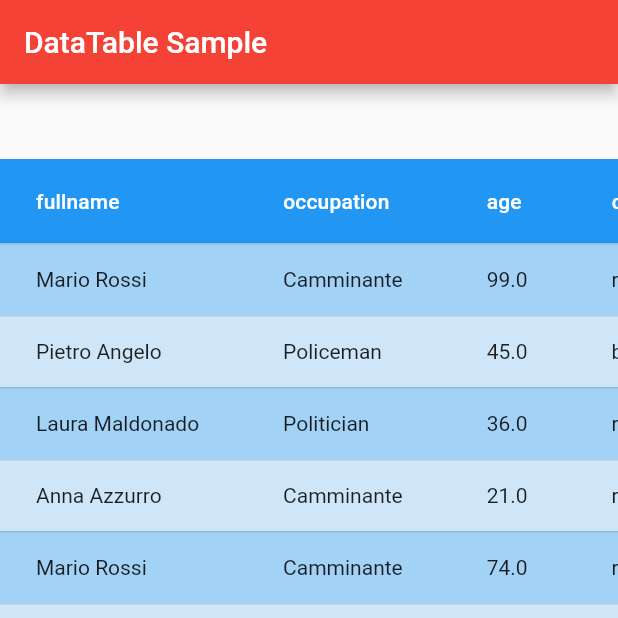
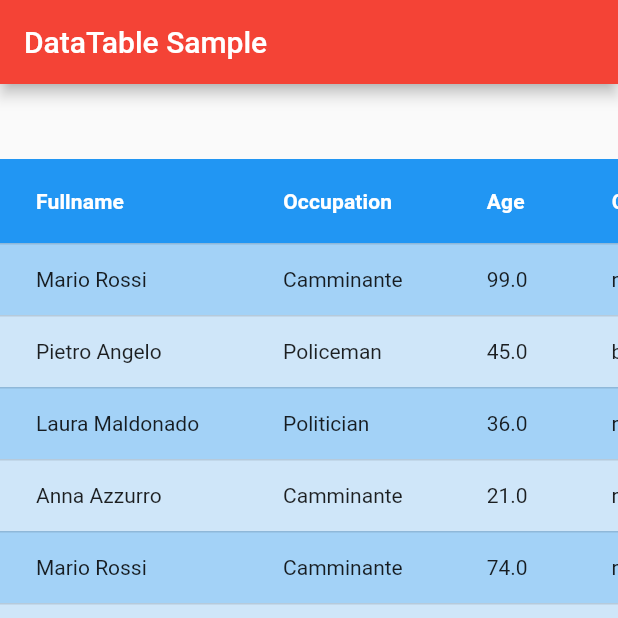
Before and after one commit to webdazer0/ramdu_app, a Flutter app: the screen it shows after launch, on a phone screen of 412 x 824 dp, the top half of it. Run offline on Flutter 3.47's test engine with Material 2 defaults, Android fonts, the phone set to English and light mode, and no system bars.

Commit message:
chore: add screenshot

```diff
--- a/lib/home_page.dart
+++ b/lib/home_page.dart
@@ -13,7 +13,7 @@ class MyHomePage extends StatefulWidget {
 class _MyHomePageState extends State<MyHomePage> {
   @override
   Widget build(BuildContext context) {
-    final titleList = ['fullname', 'occupation', 'age', 'color'];
+    final titleList = ['Fullname', 'Occupation', 'Age', 'Color'];
 
     return Scaffold(
       appBar: AppBar(
@@ -112,7 +112,7 @@ class _TextWhite extends StatelessWidget {
   Widget build(BuildContext context) {
     return Text(
       title ?? '',
-      style: const TextStyle(color: Colors.white),
+      style: const TextStyle(color: Colors.white, fontWeight: FontWeight.bold),
     );
   }
 }
```
Also changed, not shown: screenshot.png (added), 1 other file.
